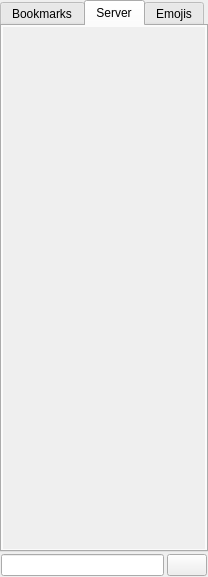
dguihal/quteqoin, file ui/qqtotozmanager.ui: the form before one commit.
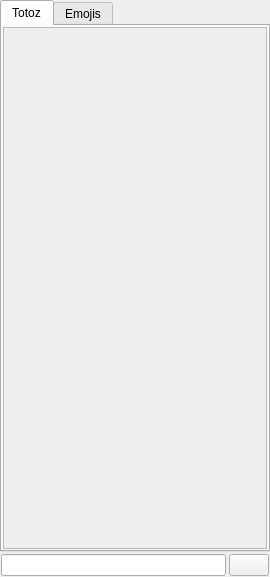
The form after the commit. The open tabs and pages were chosen to show the change.

Diff of the .ui file:
```diff
--- a/ui/qqtotozmanager.ui
+++ b/ui/qqtotozmanager.ui
@@ -6,7 +6,7 @@
    <rect>
     <x>0</x>
     <y>0</y>
-    <width>208</width>
+    <width>270</width>
     <height>577</height>
    </rect>
   </property>
@@ -47,12 +47,6 @@
     </property>
     <item>
      <widget class="QTabWidget" name="qqTMTabWidget">
-      <property name="sizePolicy">
-       <sizepolicy hsizetype="Minimum" vsizetype="Expanding">
-        <horstretch>0</horstretch>
-        <verstretch>0</verstretch>
-       </sizepolicy>
-      </property>
       <property name="tabShape">
        <enum>QTabWidget::Rounded</enum>
       </property>
@@ -64,7 +58,7 @@
       </property>
       <widget class="QWidget" name="bookmarksWidget">
        <attribute name="title">
-        <string>Bookmarks</string>
+        <string>Totoz</string>
        </attribute>
        <layout class="QHBoxLayout" name="horizontalLayout_2">
         <property name="spacing">
@@ -83,92 +77,17 @@
          <number>1</number>
         </property>
         <item>
-         <widget class="QScrollArea" name="bookmarkScrollArea">
-          <property name="sizePolicy">
-           <sizepolicy hsizetype="Minimum" vsizetype="Expanding">
-            <horstretch>0</horstretch>
-            <verstretch>0</verstretch>
-           </sizepolicy>
-          </property>
-          <property name="minimumSize">
-           <size>
-            <width>200</width>
-            <height>0</height>
-           </size>
-          </property>
-          <property name="frameShape">
-           <enum>QFrame::NoFrame</enum>
-          </property>
-          <property name="horizontalScrollBarPolicy">
-           <enum>Qt::ScrollBarAlwaysOff</enum>
-          </property>
+         <widget class="QScrollArea" name="totozScrollArea">
           <property name="widgetResizable">
            <bool>true</bool>
           </property>
-          <widget class="QWidget" name="bookmSAWidgetContents">
+          <widget class="QWidget" name="totozScrollAreaContents">
            <property name="geometry">
             <rect>
              <x>0</x>
              <y>0</y>
-             <width>250</width>
-             <height>471</height>
-            </rect>
-           </property>
-          </widget>
-         </widget>
-        </item>
-       </layout>
-      </widget>
-      <widget class="QWidget" name="serverWidget">
-       <attribute name="title">
-        <string>Server</string>
-       </attribute>
-       <layout class="QHBoxLayout" name="horizontalLayout_3">
-        <property name="spacing">
-         <number>3</number>
-        </property>
-        <property name="leftMargin">
-         <number>1</number>
-        </property>
-        <property name="topMargin">
-         <number>1</number>
-        </property>
-        <property name="rightMargin">
-         <number>1</number>
-        </property>
-        <property name="bottomMargin">
-         <number>1</number>
-        </property>
-        <item>
-         <widget class="QScrollArea" name="serverScrollArea">
-          <property name="sizePolicy">
-           <sizepolicy hsizetype="Minimum" vsizetype="Expanding">
-            <horstretch>0</horstretch>
-            <verstretch>0</verstretch>
-           </sizepolicy>
-          </property>
-          <property name="minimumSize">
-           <size>
-            <width>200</width>
-            <height>0</height>
-           </size>
-          </property>
-          <property name="frameShape">
-           <enum>QFrame::NoFrame</enum>
-          </property>
-          <property name="horizontalScrollBarPolicy">
-           <enum>Qt::ScrollBarAlwaysOff</enum>
-          </property>
-          <property name="widgetResizable">
-           <bool>true</bool>
-          </property>
-          <widget class="QWidget" name="serverScrollAreaContents">
-           <property name="geometry">
-            <rect>
-             <x>0</x>
-             <y>0</y>
-             <width>250</width>
-             <height>471</height>
+             <width>252</width>
+             <height>470</height>
             </rect>
            </property>
           </widget>
```
Left out of the diff: 8 changed lines with no effect on the pictures.
